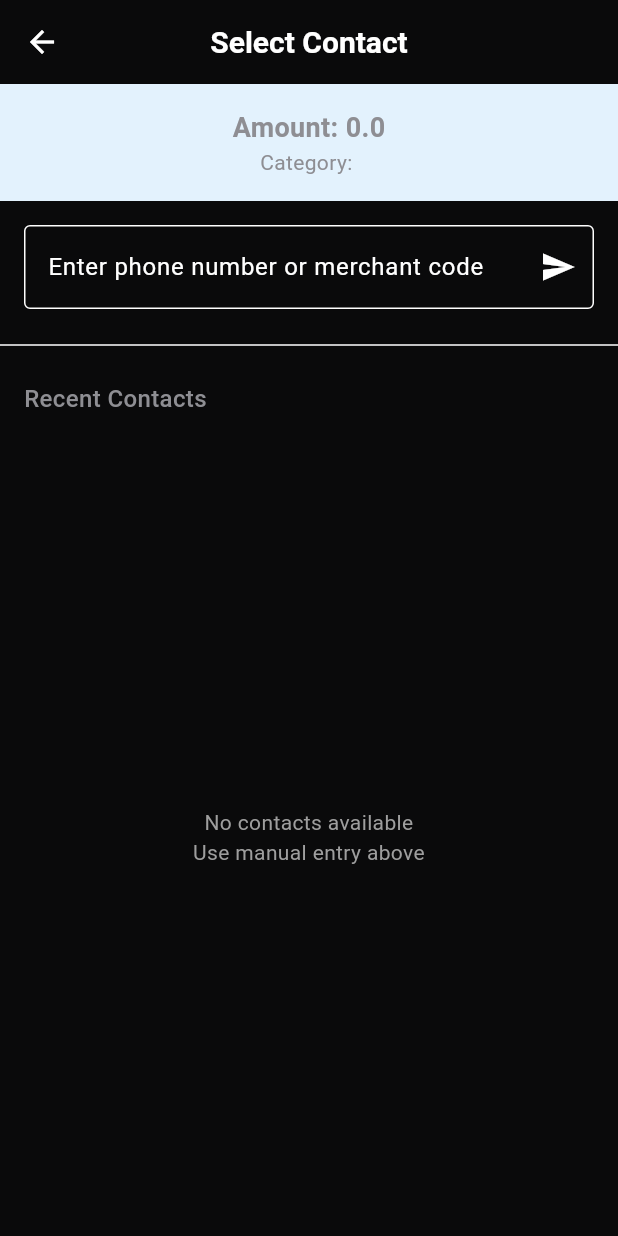
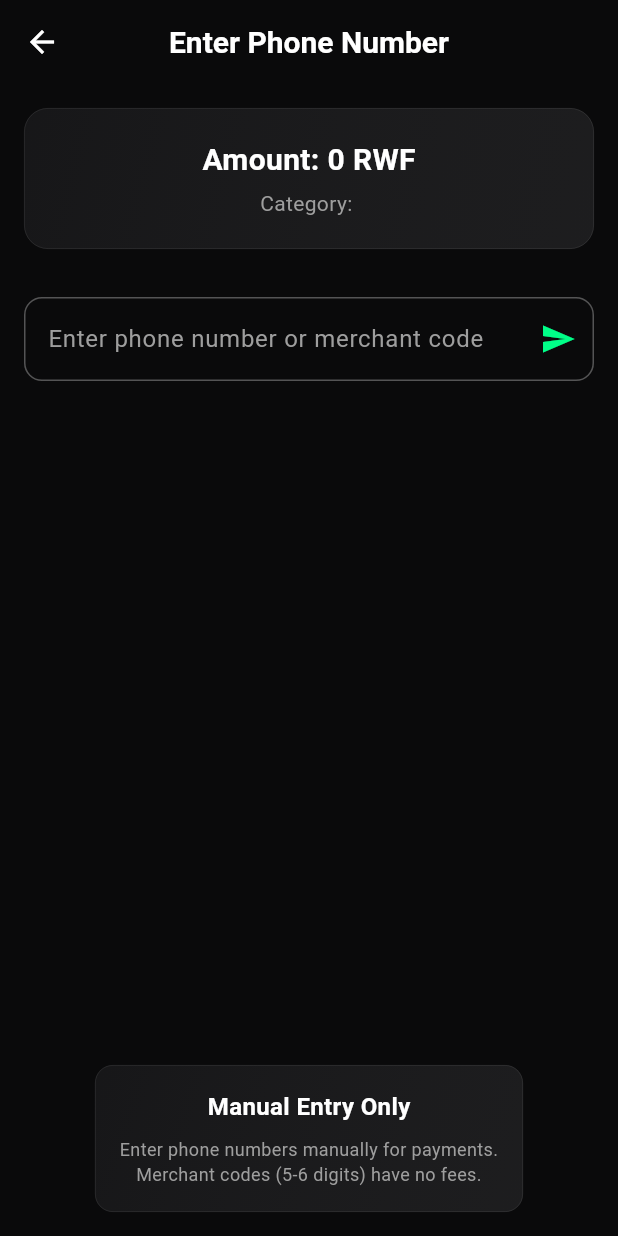
Before and after one commit to ollyfuse/mobileApp-PayNote-repo, a Flutter app: the ContactSelectionScreen screen opened directly with empty values, on a phone screen of 412 x 824 dp. Run offline on Flutter 3.47's test engine with Material 3 defaults, Android fonts, the phone set to English and light mode, and no system bars; our stand-ins replace csv, fl_chart, flutter_riverpod, pdf, shared_preferences, sqflite; accounts and stored records are empty; Roboto replaces fonts that are missing (SF Pro Display, SF Pro Text).

Commit message:
fix: contact servives plugin for iOS 26 and icon configuration

```diff
--- a/lib/screens/contact_selection_screen.dart
+++ b/lib/screens/contact_selection_screen.dart
@@ -1,8 +1,6 @@
 import 'package:flutter/material.dart';
 import 'package:flutter_riverpod/flutter_riverpod.dart';
 import 'package:url_launcher/url_launcher.dart';
-import 'package:flutter_contacts/flutter_contacts.dart';
-import 'package:permission_handler/permission_handler.dart';
 import 'welcome_screen.dart';
 import '../utils/platform_helper.dart';
 import '../utils/fee_calculator.dart';
@@ -25,37 +23,6 @@ class ContactSelectionScreen extends ConsumerStatefulWidget {
 
 class _ContactSelectionScreenState extends ConsumerState<ContactSelectionScreen> {
   final TextEditingController _phoneController = TextEditingController();
-  List<Contact> _contacts = [];
-  bool _isLoadingContacts = false;
-
-  @override
-  void initState() {
-    super.initState();
-    _loadContacts();
-  }
-
-  Future<void> _loadContacts() async {
-    setState(() => _isLoadingContacts = true);
-
-    try {
-      if (await Permission.contacts.request().isGranted) {
-        final contacts = await FlutterContacts.getContacts(
-          withProperties: true,
-          withPhoto: false,
-        );
-        setState(() {
-          _contacts = contacts.where((contact) =>
-            contact.phones.isNotEmpty
-          ).take(10).toList(); // Limit to 10 contacts
-        });
-      }
-    } catch (e) {
-      // If contacts fail, continue with empty list
-      print('Contacts loading failed: $e');
-    }
-
-    setState(() => _isLoadingContacts = false);
-  }
 
   String _detectNetwork(String number) {
     if (FeeCalculator.isMerchantCode(number)) {
@@ -94,15 +61,16 @@ class _ContactSelectionScreenState extends ConsumerState<ContactSelectionScreen>
     showDialog(
       context: context,
       builder: (context) => AlertDialog(
-        title: const Text('Transaction Status'),
-        content: Text('Was the payment of ${widget.amount} successful?'),
+        backgroundColor: const Color(0xFF1A1A1C),
+        title: const Text('Transaction Status', style: TextStyle(color: Colors.white)),
+        content: Text('Was the payment of ${widget.amount} RWF successful?', style: const TextStyle(color: Colors.white)),
         actions: [
           TextButton(
             onPressed: () {
               Navigator.of(context).pop();
               Navigator.of(context).pop();
             },
-            child: const Text('Failed'),
+            child: const Text('Failed', style: TextStyle(color: Colors.grey)),
           ),
           ElevatedButton(
             onPressed: () async {
@@ -126,17 +94,27 @@ class _ContactSelectionScreenState extends ConsumerState<ContactSelectionScreen>
 
                 await DatabaseService.insertTransaction(transaction);
 
+                if (mounted) {
                   Navigator.of(context).pop();
                   Navigator.of(context).pop();
                   ScaffoldMessenger.of(context).showSnackBar(
-                  SnackBar(content: Text('Transaction saved! ${PlatformHelper.isWeb ? "(Web storage)" : "(Mobile database)"}')),
+                    SnackBar(
+                      content: Text('Transaction saved! ${PlatformHelper.isWeb ? "(Web storage)" : "(Mobile database)"}'),
+                      backgroundColor: const Color(0xFF1A1A1C),
+                    ),
                   );
+                }
               } catch (e) {
+                if (mounted) {
                   Navigator.of(context).pop();
                   Navigator.of(context).pop();
                   ScaffoldMessenger.of(context).showSnackBar(
-                  const SnackBar(content: Text('Transaction noted!')),
+                    const SnackBar(
+                      content: Text('Transaction noted!'),
+                      backgroundColor: Color(0xFF1A1A1C),
+                    ),
                   );
+                }
               }
             },
             child: const Text('Success'),
@@ -149,107 +127,108 @@ class _ContactSelectionScreenState extends ConsumerState<ContactSelectionScreen>
   @override
   Widget build(BuildContext context) {
     return Scaffold(
+      backgroundColor: const Color(0xFF0A0A0B),
       appBar: AppBar(
-        title: const Text('Select Contact'),
+        title: const Text('Enter Phone Number'),
+        backgroundColor: Colors.transparent,
       ),
       body: Column(
         children: [
+          // Amount Display
           Container(
             width: double.infinity,
-            padding: const EdgeInsets.all(16),
-            color: Colors.blue.shade50,
+            margin: const EdgeInsets.all(16),
+            padding: const EdgeInsets.all(20),
+            decoration: BoxDecoration(
+              gradient: LinearGradient(
+                begin: Alignment.topLeft,
+                end: Alignment.bottomRight,
+                colors: [
+                  const Color(0xFF1A1A1C).withOpacity(0.8),
+                  const Color(0xFF2A2A2C).withOpacity(0.6),
+                ],
+              ),
+              borderRadius: BorderRadius.circular(16),
+              border: Border.all(color: Colors.white.withOpacity(0.1), width: 0.5),
+            ),
             child: Column(
               children: [
-                Text('Amount: ${widget.amount}', style: const TextStyle(fontSize: 18, fontWeight: FontWeight.bold)),
-                Text('Category: ${widget.category}', style: const TextStyle(fontSize: 14)),
+                Text('Amount: ${widget.amount.toInt()} RWF',
+                     style: const TextStyle(fontSize: 20, fontWeight: FontWeight.bold, color: Colors.white)),
+                const SizedBox(height: 4),
+                Text('Category: ${widget.category}',
+                     style: const TextStyle(fontSize: 14, color: Colors.grey)),
               ],
             ),
           ),
 
+          // Phone Input
           Padding(
             padding: const EdgeInsets.all(16),
             child: TextField(
               controller: _phoneController,
+              style: const TextStyle(color: Colors.white),
               decoration: InputDecoration(
                 labelText: 'Enter phone number or merchant code',
+                labelStyle: const TextStyle(color: Colors.grey),
                 hintText: '0781234567 or 12345',
-                border: const OutlineInputBorder(),
+                hintStyle: const TextStyle(color: Colors.grey),
+                border: OutlineInputBorder(
+                  borderRadius: BorderRadius.circular(12),
+                  borderSide: BorderSide(color: Colors.white.withOpacity(0.3)),
+                ),
+                enabledBorder: OutlineInputBorder(
+                  borderRadius: BorderRadius.circular(12),
+                  borderSide: BorderSide(color: Colors.white.withOpacity(0.3)),
+                ),
+                focusedBorder: OutlineInputBorder(
+                  borderRadius: BorderRadius.circular(12),
+                  borderSide: const BorderSide(color: Color(0xFF00FF88)),
+                ),
                 suffixIcon: IconButton(
                   onPressed: () {
                     if (_phoneController.text.isNotEmpty) {
                       _makePayment(_phoneController.text, null);
                     }
                   },
-                  icon: const Icon(Icons.send),
+                  icon: const Icon(Icons.send, color: Color(0xFF00FF88)),
                 ),
               ),
               keyboardType: TextInputType.phone,
             ),
           ),
 
-          const Divider(),
+          const Spacer(),
 
-          Padding(
+          // Info Card
+          Container(
+            margin: const EdgeInsets.all(16),
             padding: const EdgeInsets.all(16),
-            child: Row(
+            decoration: BoxDecoration(
+              gradient: LinearGradient(
+                begin: Alignment.topLeft,
+                end: Alignment.bottomRight,
+                colors: [
+                  const Color(0xFF1A1A1C).withOpacity(0.8),
+                  const Color(0xFF2A2A2C).withOpacity(0.6),
+                ],
+              ),
+              borderRadius: BorderRadius.circular(12),
+              border: Border.all(color: Colors.white.withOpacity(0.1), width: 0.5),
+            ),
+            child: const Column(
               children: [
-                const Text('Recent Contacts', style: TextStyle(fontSize: 16, fontWeight: FontWeight.w500)),
-                const Spacer(),
-                if (_isLoadingContacts)
-                  const SizedBox(
-                    width: 16,
-                    height: 16,
-                    child: CircularProgressIndicator(strokeWidth: 2),
+                Text(
+                  'Manual Entry Only',
+                  style: TextStyle(fontSize: 16, fontWeight: FontWeight.w600, color: Colors.white),
+                ),
+                SizedBox(height: 8),
+                Text(
+                  'Enter phone numbers manually for payments.\nMerchant codes (5-6 digits) have no fees.',
+                  textAlign: TextAlign.center,
+                  style: TextStyle(fontSize: 12, color: Colors.grey),
                 ),
               ],
-            ),
-          ),
-
-          Expanded(
-            child: _contacts.isEmpty && !_isLoadingContacts
-                ? const Center(
-                    child: Text(
-                      'No contacts available\nUse manual entry above',
-                      textAlign: TextAlign.center,
-                      style: TextStyle(color: Colors.grey),
-                    ),
-                  )
-                : ListView.builder(
-                    itemCount: _contacts.length,
-                    itemBuilder: (context, index) {
-                      final contact = _contacts[index];
-                      final phone = contact.phones.isNotEmpty ? contact.phones.first.number : '';
-                      final network = _detectNetwork(phone);
-
-                      return ListTile(
-                        leading: CircleAvatar(
-                          child: Text(contact.displayName.isNotEmpty ? contact.displayName[0] : '?'),
-                        ),
-                        title: Text(contact.displayName),
-                        subtitle: Row(
-                          children: [
-                            Text(phone),
-                            const SizedBox(width: 8),
-                            Container(
-                              padding: const EdgeInsets.symmetric(horizontal: 6, vertical: 2),
-                              decoration: BoxDecoration(
-                                color: network == 'MTN' ? Colors.yellow.shade100 : Colors.red.shade100,
-                                borderRadius: BorderRadius.circular(4),
-                              ),
-                              child: Text(
-                                network,
-                                style: TextStyle(
-                                  fontSize: 10,
-                                  color: network == 'MTN' ? Colors.orange.shade800 : Colors.red.shade800,
-                                ),
-                              ),
-                            ),
-                          ],
-                        ),
-                        trailing: const Icon(Icons.arrow_forward_ios),
-                        onTap: () => _makePayment(phone, contact.displayName),
-                      );
-                    },
             ),
           ),
         ],
--- a/pubspec.yaml
+++ b/pubspec.yaml
@@ -12,8 +12,6 @@ dependencies:
     sdk: flutter
   cupertino_icons: ^1.0.2
   sqflite: ^2.3.0
-  flutter_contacts: ^1.1.7+1
-  permission_handler: ^11.3.1
   url_launcher: ^6.2.1
   flutter_riverpod: ^2.4.9
   shared_preferences: ^2.2.2
```
Also changed, not shown: lib/screens/app_initializer.dart (+7 -8 lines), app_icon_1024.png (added). Lines whose indentation alone changed are shown as unchanged.
